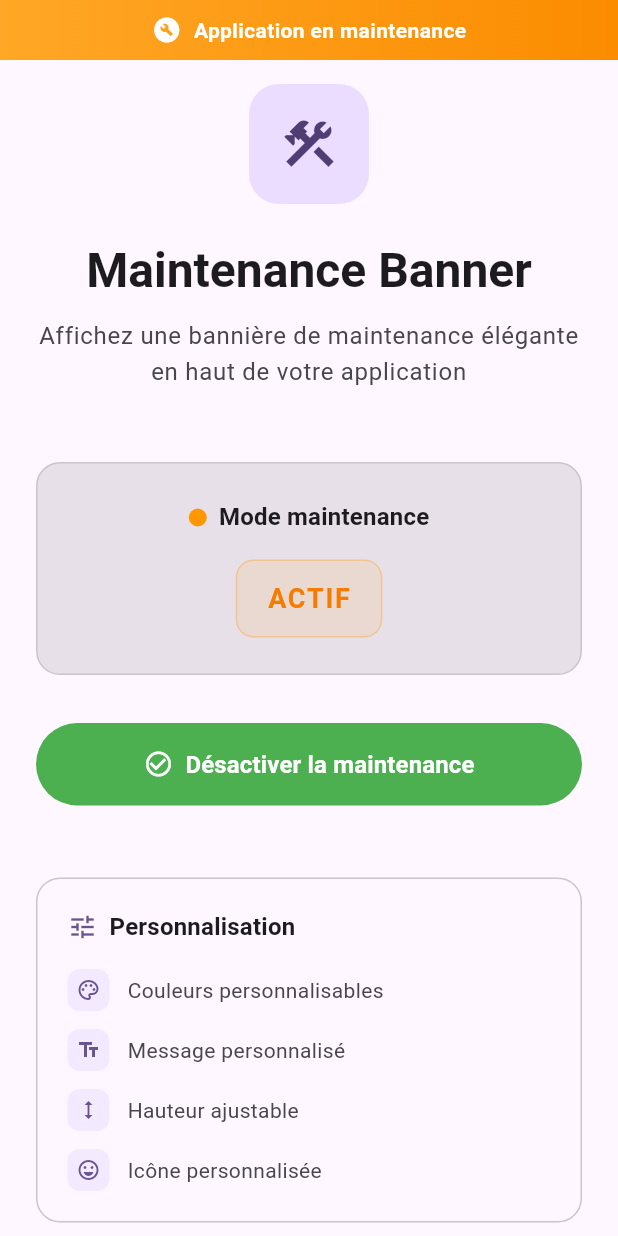
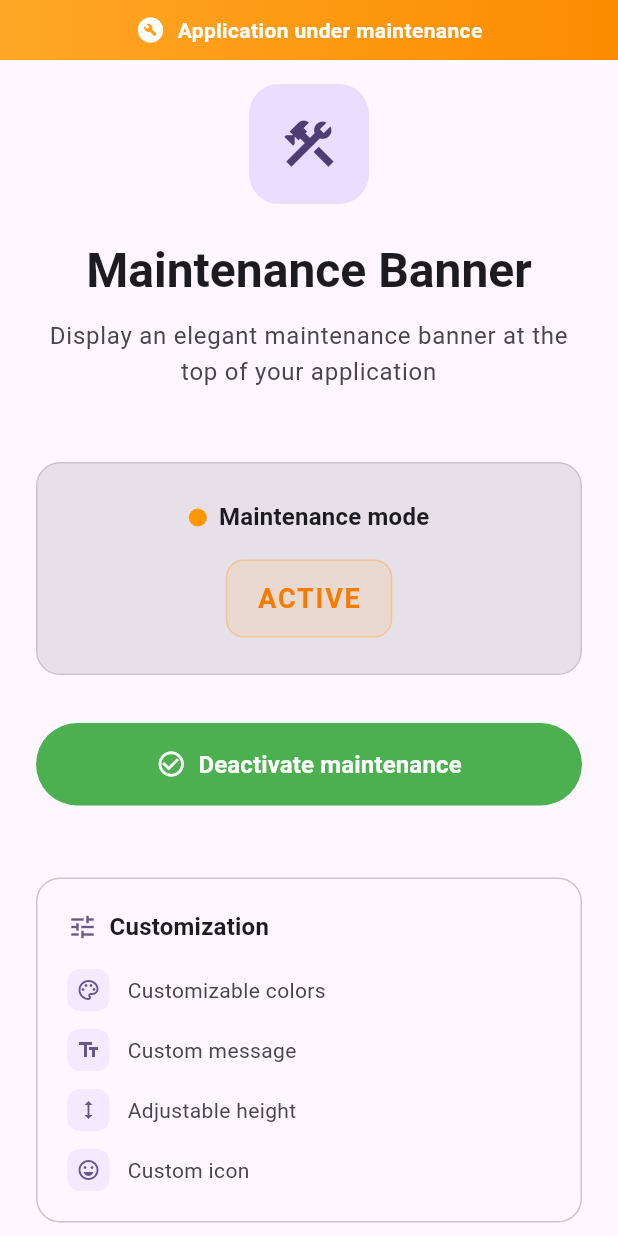
Before and after one commit to EmD-228/maintenance_banner, a Flutter app: the screen it shows after launch, on a phone screen of 412 x 824 dp. Run offline on Flutter 3.47's test engine with Material 3 defaults, Android fonts, the phone set to English and light mode, and no system bars.

Commit message:
Translate all content to English and update documentation

```diff
--- a/example/lib/home_page.dart
+++ b/example/lib/home_page.dart
@@ -49,7 +49,7 @@ class _HomePageState extends State<HomePage> {
                   ),
                   const SizedBox(height: 12),
                   Text(
-                    'Affichez une bannière de maintenance élégante en haut de votre application',
+                    'Display an elegant maintenance banner at the top of your application',
                     textAlign: TextAlign.center,
                     style: theme.textTheme.bodyLarge?.copyWith(
                       color: colorScheme.onSurfaceVariant,
@@ -87,7 +87,7 @@ class _HomePageState extends State<HomePage> {
                         ),
                         const SizedBox(width: 8),
                         Text(
-                          'Mode maintenance',
+                          'Maintenance mode',
                           style: theme.textTheme.titleMedium?.copyWith(
                             fontWeight: FontWeight.w600,
                           ),
@@ -112,7 +112,7 @@ class _HomePageState extends State<HomePage> {
                         ),
                       ),
                       child: Text(
-                        isUnderMaintenance ? 'ACTIF' : 'INACTIF',
+                        isUnderMaintenance ? 'ACTIVE' : 'INACTIVE',
                         style: TextStyle(
                           fontSize: 18,
                           fontWeight: FontWeight.bold,
@@ -155,8 +155,8 @@ class _HomePageState extends State<HomePage> {
                     const SizedBox(width: 8),
                     Text(
                       isUnderMaintenance
-                          ? 'Désactiver la maintenance'
-                          : 'Activer la maintenance',
+                          ? 'Deactivate maintenance'
+                          : 'Activate maintenance',
                       style: const TextStyle(
                         fontSize: 16,
                         fontWeight: FontWeight.w600,
@@ -189,7 +189,7 @@ class _HomePageState extends State<HomePage> {
                         ),
                         const SizedBox(width: 8),
                         Text(
-                          'Personnalisation',
+                          'Customization',
                           style: theme.textTheme.titleMedium?.copyWith(
                             fontWeight: FontWeight.bold,
                           ),
@@ -200,28 +200,28 @@ class _HomePageState extends State<HomePage> {
                     _buildFeatureItem(
                       context,
                       Icons.palette_outlined,
-                      'Couleurs personnalisables',
+                      'Customizable colors',
                       colorScheme,
                     ),
                     const SizedBox(height: 12),
                     _buildFeatureItem(
                       context,
                       Icons.text_fields,
-                      'Message personnalisé',
+                      'Custom message',
                       colorScheme,
                     ),
                     const SizedBox(height: 12),
                     _buildFeatureItem(
                       context,
                       Icons.height,
-                      'Hauteur ajustable',
+                      'Adjustable height',
                       colorScheme,
                     ),
                     const SizedBox(height: 12),
                     _buildFeatureItem(
                       context,
                       Icons.emoji_emotions_outlined,
-                      'Icône personnalisée',
+                      'Custom icon',
                       colorScheme,
                     ),
                   ],
--- a/example/lib/main.dart
+++ b/example/lib/main.dart
@@ -50,7 +50,7 @@ class _MyAppState extends State<MyApp> {
                 ),
                 SizedBox(width: 8),
                 Text(
-                  'Application en maintenance',
+                  'Application under maintenance',
                   style: TextStyle(
                     color: Colors.white,
                     fontWeight: FontWeight.w600,
```
Also changed, not shown: doc/screenshot.png, 3 other files.
